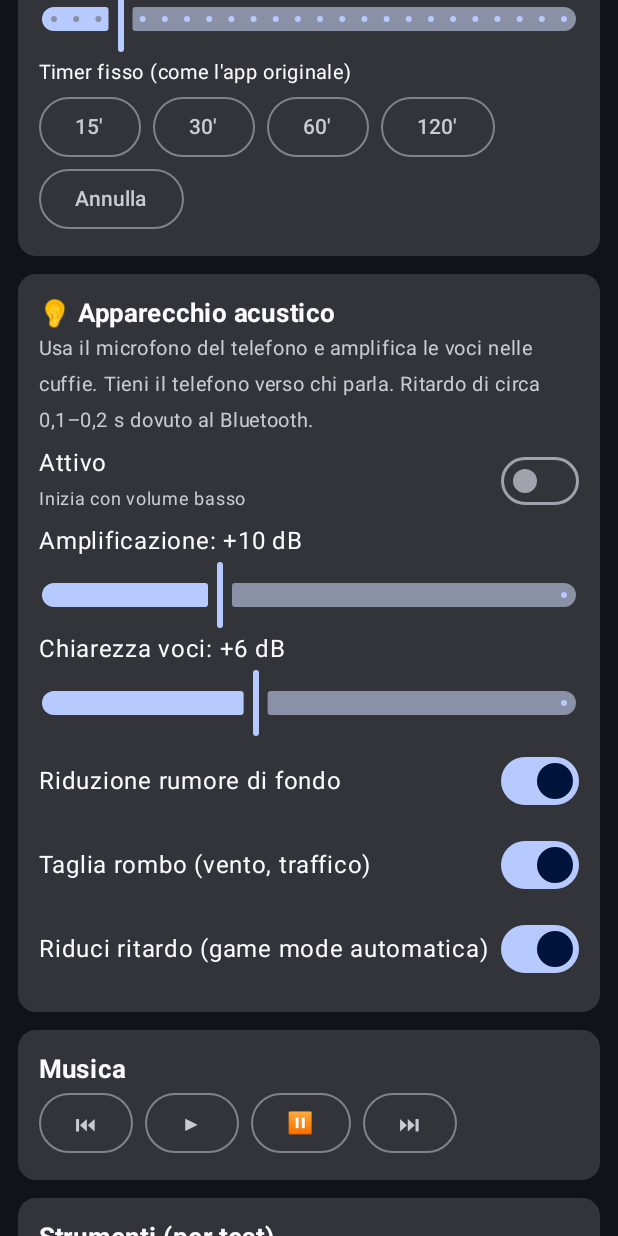
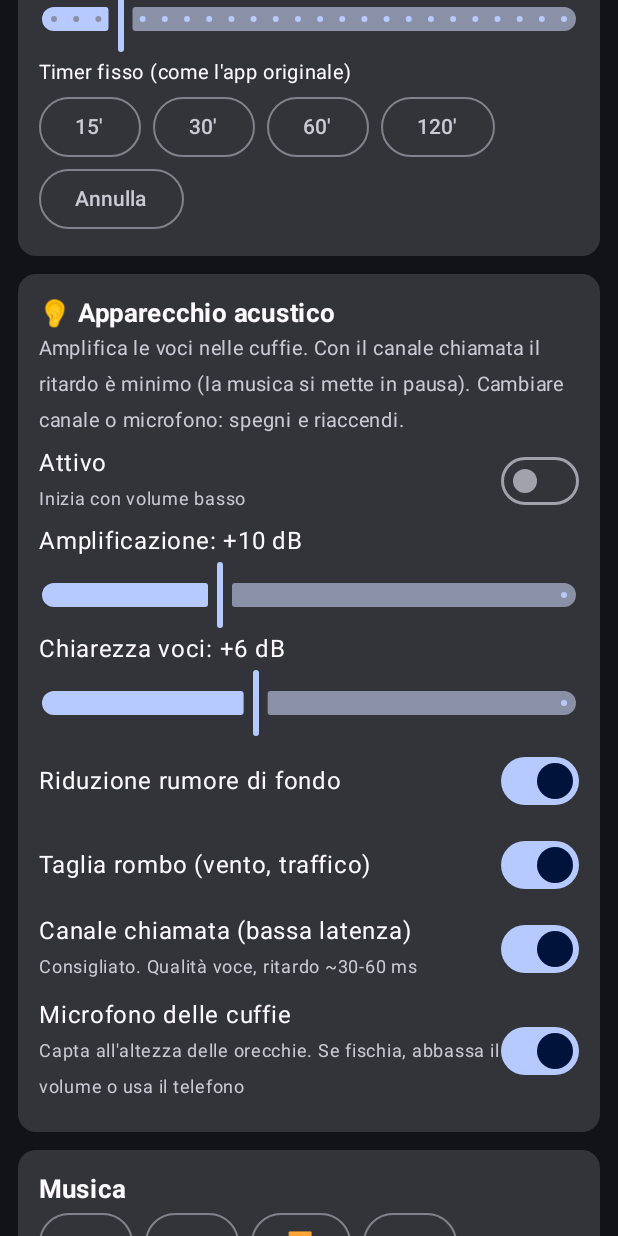
Before and after one commit to walenet/seo-claude, an Android app built with Jetpack Compose: the screen it shows after launch (MainActivity), scrolled down 1730 dp, on a phone screen of 412 x 824 dp. Run offline under Robolectric (Android 15) with nearby library versions, the phone set to English and light mode, and no system bars.

Commit message:
Hearing aid: low-latency HFP/SCO call channel with headset mic option
Co-Authored-By: Claude Opus 5.5 <noreply@anthropic.com>
Claude-Session: https://claude.ai/code/session_01LBAkqaXk2qGsDbndLayrcG

```diff
--- a/y8app/app/src/main/java/app/y8control/MainActivity.kt
+++ b/y8app/app/src/main/java/app/y8control/MainActivity.kt
@@ -214,8 +214,8 @@ fun Screen() {
 
         item {
             Section("👂 Apparecchio acustico") {
-                Text("Usa il microfono del telefono e amplifica le voci nelle cuffie. " +
-                    "Tieni il telefono verso chi parla. Ritardo di circa 0,1–0,2 s dovuto al Bluetooth.",
+                Text("Amplifica le voci nelle cuffie. Con il canale chiamata il ritardo è minimo " +
+                    "(la musica si mette in pausa). Cambiare canale o microfono: spegni e riaccendi.",
                     fontSize = 13.sp, color = MaterialTheme.colorScheme.onSurfaceVariant)
                 var lowLat by remember { mutableStateOf(Prefs.haLowLatency) }
                 SwitchRow("Attivo", hearing, "Inizia con volume basso") { on ->
@@ -243,7 +243,15 @@ fun Screen() {
                 SwitchRow("Taglia rombo (vento, traffico)", hp) {
                     hp = it; HearingAid.cutRumble = it; HearingAid.paramsChanged(); Prefs.saveHearing()
                 }
-                SwitchRow("Riduci ritardo (game mode automatica)", lowLat) { lowLat = it; Prefs.haLowLatency = it }
+                var call by remember { mutableStateOf(HearingAid.callMode) }
+                var hsMic by remember { mutableStateOf(HearingAid.headsetMic) }
+                SwitchRow("Canale chiamata (bassa latenza)", call, "Consigliato. Qualità voce, ritardo ~30-60 ms") {
+                    call = it; HearingAid.callMode = it; Prefs.saveHearing()
+                }
+                if (call) SwitchRow("Microfono delle cuffie", hsMic, "Capta all'altezza delle orecchie. Se fischia, abbassa il volume o usa il telefono") {
+                    hsMic = it; HearingAid.headsetMic = it; Prefs.saveHearing()
+                }
+                if (!call) SwitchRow("Riduci ritardo (game mode automatica)", lowLat) { lowLat = it; Prefs.haLowLatency = it }
             }
         }
 
@@ -263,7 +271,7 @@ fun Screen() {
 }
 
 private fun startHearing(ctx: android.content.Context) {
-    if (Prefs.haLowLatency && Headset.state.value.conn == Conn.CONNECTED) Headset.setGame(true)
+    if (!HearingAid.callMode && Prefs.haLowLatency && Headset.state.value.conn == Conn.CONNECTED) Headset.setGame(true)
     HearingAid.start(ctx)
     HeadsetService.start(ctx, HeadsetService.ACTION_REFRESH_FG)
 }
--- a/y8app/app/src/main/java/app/y8control/Service.kt
+++ b/y8app/app/src/main/java/app/y8control/Service.kt
@@ -38,6 +38,8 @@ object Prefs {
         HearingAid.voiceDb = sp.getFloat("ha_voice", 6f)
         HearingAid.noiseReduction = sp.getBoolean("ha_nr", true)
         HearingAid.cutRumble = sp.getBoolean("ha_hp", true)
+        HearingAid.callMode = sp.getBoolean("ha_call", true)
+        HearingAid.headsetMic = sp.getBoolean("ha_hsmic", true)
         Headset.eightBandFactor = sp.getFloat("eq8_factor", 1f).toDouble()
     }
 
@@ -53,7 +55,8 @@ object Prefs {
 
     fun saveHearing() {
         sp.edit().putFloat("ha_gain", HearingAid.gainDb).putFloat("ha_voice", HearingAid.voiceDb)
-            .putBoolean("ha_nr", HearingAid.noiseReduction).putBoolean("ha_hp", HearingAid.cutRumble).apply()
+            .putBoolean("ha_nr", HearingAid.noiseReduction).putBoolean("ha_hp", HearingAid.cutRumble)
+            .putBoolean("ha_call", HearingAid.callMode).putBoolean("ha_hsmic", HearingAid.headsetMic).apply()
     }
 
     fun saveFactor() = sp.edit().putFloat("eq8_factor", Headset.eightBandFactor.toFloat()).apply()
```
Also changed, not shown: y8app/app/src/main/java/app/y8control/HearingAid.kt (+40 -10 lines).
